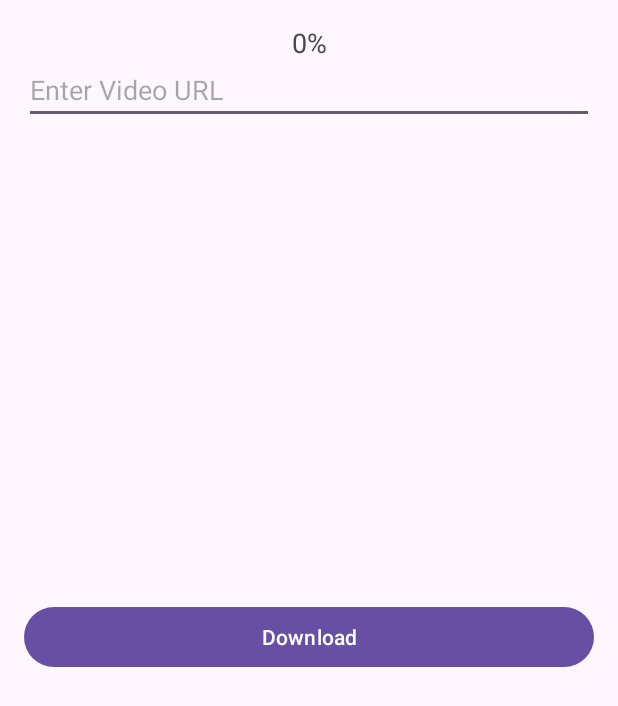
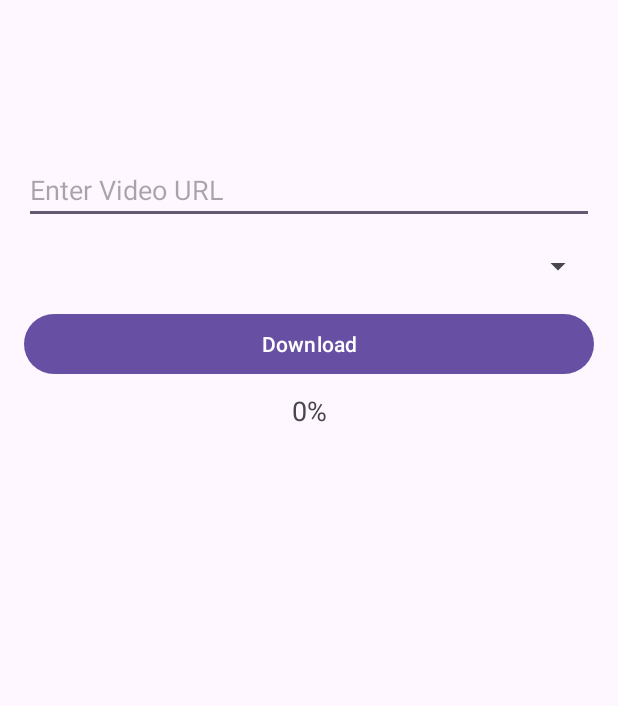
Before and after one commit to Akhilmak/Get, an Android app: the screen it shows after launch (MainActivity), on a phone screen of 412 x 824 dp. Shown: the top 706 px of the screen. Run offline under Robolectric (Android 15) with nearby library versions, the phone set to English and light mode, and no system bars; libraries missing offline, so code that uses them is left out: com.chaquo.python; 1 statement that could not run was skipped.

Commit message:
Debugging the formats error

```diff
--- a/app/build.gradle
+++ b/app/build.gradle
@@ -24,8 +24,9 @@ android {
 
     buildTypes {
         release {
-            minifyEnabled false
-            proguardFiles getDefaultProguardFile('proguard-android-optimize.txt'), 'proguard-rules.pro'
+            minifyEnabled true
+            shrinkResources true
+            proguardFiles getDefaultProguardFile('proguard-android.txt'), 'proguard-rules.pro'
         }
     }
     compileOptions {
@@ -35,7 +36,6 @@ android {
     flavorDimensions "pyVersion"
     productFlavors {
         create("py310") { dimension = "pyVersion" }
-        create("py311") { dimension = "pyVersion" }
     }
 
 }
--- a/app/src/main/java/com/downloader/get/MainActivity.java
+++ b/app/src/main/java/com/downloader/get/MainActivity.java
@@ -1,9 +1,14 @@
 package com.downloader.get;
 
+import static kotlin.jvm.internal.Reflection.typeOf;
+
 import android.os.Bundle;
+import android.util.Log;
+import android.widget.ArrayAdapter;
 import android.widget.Button;
 import android.widget.EditText;
 import android.widget.ProgressBar;
+import android.widget.Spinner;
 import android.widget.TextView;
 import android.widget.Toast;
 
@@ -17,46 +22,60 @@ import androidx.core.content.ContextCompat;
 import android.Manifest;
 import android.content.pm.PackageManager;
 
+import java.sql.SQLOutput;
+import java.util.ArrayList;
+import java.util.Objects;
+
 public class MainActivity extends AppCompatActivity {
 
     private static final String PERMISSION_STORAGE = Manifest.permission.READ_MEDIA_VIDEO;
     private static final int PERMISSION_REQ_CODE = 100;
+
     private EditText urlInput;
     private Button downloadButton;
     private ProgressBar progressBar;
     private TextView progressText;
+    private Spinner formatSpinner;  // Spinner to choose the format
 
     @Override
     protected void onCreate(Bundle savedInstanceState) {
         super.onCreate(savedInstanceState);
         setContentView(R.layout.activity_main);
 
+        // Initialize Python environment
         if (!Python.isStarted()) {
             Python.start(new AndroidPlatform(this));
         }
+
+        // Initialize UI elements
         urlInput = findViewById(R.id.urlInput);
         downloadButton = findViewById(R.id.downloadButton);
         progressBar = findViewById(R.id.progressBar);
         progressText = findViewById(R.id.progressText);
+        formatSpinner = findViewById(R.id.formatSpinner);
 
+        // Request runtime permissions for storage
         requestRuntimePermissions();
 
+        // Handle button click
         downloadButton.setOnClickListener(v -> {
             String videoUrl = urlInput.getText().toString();
             if (!videoUrl.isEmpty()) {
-                downloadBestQuality(videoUrl);
+                listFormats(videoUrl);  // Fetch formats when the URL is entered
             } else {
                 Toast.makeText(this, "Please enter a video URL", Toast.LENGTH_SHORT).show();
             }
         });
     }
 
+    // Request runtime permissions for storage access
     private void requestRuntimePermissions() {
         if (ContextCompat.checkSelfPermission(this, PERMISSION_STORAGE) != PackageManager.PERMISSION_GRANTED) {
             ActivityCompat.requestPermissions(this, new String[]{PERMISSION_STORAGE}, PERMISSION_REQ_CODE);
         }
     }
 
+    // Handle permission request result
     @Override
     public void onRequestPermissionsResult(int requestCode, String[] permissions, int[] grantResults) {
         super.onRequestPermissionsResult(requestCode, permissions, grantResults);
@@ -66,20 +85,119 @@ public class MainActivity extends AppCompatActivity {
             }
         }
     }
+    private void listFormats(String url) {
+        Python py = Python.getInstance();
+        PyObject pyObject = py.getModule("download_best_quality");
+        PyObject formats = pyObject.callAttr("list_formats", url);
+        if (formats == null) {
+            Toast.makeText(this, "Error retrieving formats from Python", Toast.LENGTH_SHORT).show();
+            return;
+        }
+        ArrayList<PyObject> l1=new ArrayList<>(formats.asList());
+        System.out.println(l1.get(0).getClass());
+        System.out.println(l1.get(0).get("format_id"));
 
-    private void downloadBestQuality(String url) {
+//        ArrayList<String> formatOptions = new ArrayList<>();
+//        ArrayList<String> formatIds = new ArrayList<>();
+//
+//        if (formats.asList().isEmpty()) {
+//            Toast.makeText(this, "No formats available for this video", Toast.LENGTH_SHORT).show();
+//            return;
+//        }
+//
+//        for (PyObject format : formats.asList()) {
+//            // Accessing dictionary elements using get(key)
+//            System.out.println(Objects.requireNonNull(format.get("format_id")).toString());
+//            String formatId = safeGetString(format, "format_id");
+//            String ext = safeGetString(format, "ext");
+//
+//            // Height is expected to be an integer; retrieve it as an int and convert to String
+//            String height;
+//            try {
+//                PyObject heightObj = format.get("height");
+//                height = (heightObj != null) ? String.valueOf(heightObj.toInt()) : "N/A"; // Convert Integer to String
+//            } catch (Exception e) {
+//                height = "N/A"; // Handle any exceptions and set a default value
+//            }
+//
+//            String formatNote = safeGetString(format, "format_note");
+//            String urlValue = safeGetString(format, "url");         // Accessing by key
+//
+//            // Debug log for each format after retrieving values
+//            Log.d("Format Debug", "formatId: " + formatId + ", height: " + height + ", ext: " + ext + ", formatNote: " + formatNote + ", url: " + urlValue);
+//
+//            if (!urlValue.isEmpty()) {  // Only add formats with valid URLs
+//                String formatInfo = "Format ID: " + formatId + "\nResolution: " + height +
+//                        "\nExtension: " + ext + "\nDescription: " + formatNote;
+//
+//                formatOptions.add(formatInfo);
+//                formatIds.add(formatId);
+//            }
+//        }
+//
+//
+//
+//
+//
+//        // If no formats found, show an error message
+//        if (formatOptions.isEmpty()) {
+//            Toast.makeText(this, "No formats available for this video.", Toast.LENGTH_SHORT).show();
+//            return;
+//        }
+//
+//        // Populate the Spinner with available formats
+//        ArrayAdapter<String> adapter = new ArrayAdapter<>(this, android.R.layout.simple_spinner_dropdown_item, formatOptions);
+//        formatSpinner.setAdapter(adapter);
+//
+//        // Set a listener to handle selection
+//        downloadButton.setOnClickListener(v -> {
+//            int selectedPosition = formatSpinner.getSelectedItemPosition();
+//            if (selectedPosition != -1) {
+//                // Get the selected format ID
+//                String selectedFormatId = formatIds.get(selectedPosition);
+//                downloadSelectedFormat(url, selectedFormatId);  // Download the selected format
+//            } else {
+//                Toast.makeText(this, "Please select a format", Toast.LENGTH_SHORT).show();
+//            }
+//        });
+    }
+
+    // Helper method to safely get values from a PyObject
+    private String safeGetString(PyObject obj, String key) {
+
+        if (obj == null || obj.get(key) == null) {
+            return "N/A";  // Return a default value if the key doesn't exist or is null
+        }
+        PyObject valueObj = obj.get(key);
+        if (valueObj == null) {
+            return "N/A";  // Handle null case
+        }
+
+        String value = valueObj.toString();
+        return "None".equals(value) ? "N/A" : value;  // Handle "None" as well
+    }
+
+
+
+    private void downloadSelectedFormat(String url, String selectedFormatId) {
         Python py = Python.getInstance();
         PyObject pyObject = py.getModule("download_best_quality");
 
-        pyObject.callAttr("download_best_quality", url, (ProgressCallback) progress -> runOnUiThread(() -> {
-            progressBar.setVisibility(ProgressBar.VISIBLE);
-            progressText.setText(progress + "%");
-            progressBar.setProgress(progress);
-        }));
+        pyObject.callAttr("download_selected_format", url, selectedFormatId, new ProgressCallback() {
+            @Override
+            public void onProgressUpdate(int progress) {
+                runOnUiThread(() -> {
+                    progressBar.setVisibility(ProgressBar.VISIBLE);
+                    progressText.setText(progress + "%");
+                    progressBar.setProgress(progress);
+                });
+            }
+        });
 
         Toast.makeText(this, "Download started", Toast.LENGTH_SHORT).show();
     }
 
+    // Callback interface for progress updates during the download
     interface ProgressCallback {
         void onProgressUpdate(int progress);
     }
--- a/app/src/main/res/layout/activity_main.xml
+++ b/app/src/main/res/layout/activity_main.xml
@@ -4,55 +4,64 @@
     xmlns:tools="http://schemas.android.com/tools"
     android:layout_width="match_parent"
     android:layout_height="match_parent"
-    android:orientation="vertical"
-    android:padding="16dp">
+    android:padding="16dp"
+    tools:context=".MainActivity">
 
-<!--    <Button-->
-<!--        android:id="@+id/button"-->
-<!--        android:layout_width="match_parent"-->
-<!--        android:layout_height="wrap_content"-->
-<!--        android:text="Click"-->
-<!--        app:layout_constraintBottom_toBottomOf="parent"-->
-<!--        app:layout_constraintTop_toTopOf="parent"-->
-<!--        tools:layout_editor_absoluteX="16dp" />-->
-
-    <!-- ProgressBar to show download progress -->
-
+    <!-- EditText for URL input -->
     <EditText
         android:id="@+id/urlInput"
-        android:layout_width="match_parent"
+        android:layout_width="0dp"
         android:layout_height="wrap_content"
-        android:layout_marginTop="88dp"
         android:hint="Enter Video URL"
         android:inputType="textUri"
-        app:layout_constraintBottom_toTopOf="@+id/progressText"
         app:layout_constraintTop_toTopOf="parent"
-        tools:layout_editor_absoluteX="-9dp" />
+        app:layout_constraintStart_toStartOf="parent"
+        app:layout_constraintEnd_toEndOf="parent"
+        android:layout_marginTop="88dp" />
 
+    <!-- Spinner to choose the format -->
+    <Spinner
+        android:id="@+id/formatSpinner"
+        android:layout_width="0dp"
+        android:layout_height="wrap_content"
+        app:layout_constraintTop_toBottomOf="@id/urlInput"
+        app:layout_constraintStart_toStartOf="parent"
+        app:layout_constraintEnd_toEndOf="parent"
+        android:layout_marginTop="16dp"/>
+
+    <!-- Button to initiate download -->
     <Button
         android:id="@+id/downloadButton"
-        android:layout_width="match_parent"
+        android:layout_width="0dp"
         android:layout_height="wrap_content"
         android:text="Download"
-        app:layout_constraintBottom_toBottomOf="parent"
-        app:layout_constraintTop_toBottomOf="@+id/progressText"
-        tools:layout_editor_absoluteX="25dp" />
+        app:layout_constraintTop_toBottomOf="@id/formatSpinner"
+        app:layout_constraintStart_toStartOf="parent"
+        app:layout_constraintEnd_toEndOf="parent"
+        android:layout_marginTop="16dp" />
 
+    <!-- ProgressBar for download progress -->
     <ProgressBar
         android:id="@+id/progressBar"
-        android:layout_width="match_parent"
+        android:layout_width="0dp"
         android:layout_height="wrap_content"
-        android:visibility="gone"/>
+        android:visibility="gone"
+        app:layout_constraintTop_toBottomOf="@id/downloadButton"
+        app:layout_constraintStart_toStartOf="parent"
+        app:layout_constraintEnd_toEndOf="parent"
+        android:layout_marginTop="16dp"/>
 
-    <!-- TextView to show the percentage -->
+    <!-- TextView to display download progress percentage -->
     <TextView
         android:id="@+id/progressText"
-        android:layout_width="match_parent"
+        android:layout_width="0dp"
         android:layout_height="wrap_content"
         android:gravity="center"
         android:text="0%"
         android:textSize="18sp"
-        tools:layout_editor_absoluteX="16dp"
-        tools:layout_editor_absoluteY="353dp" />
+        app:layout_constraintTop_toBottomOf="@id/progressBar"
+        app:layout_constraintStart_toStartOf="parent"
+        app:layout_constraintEnd_toEndOf="parent"
+        android:layout_marginTop="8dp"/>
 
 </androidx.constraintlayout.widget.ConstraintLayout>
```
Also changed, not shown: 3 other files.
